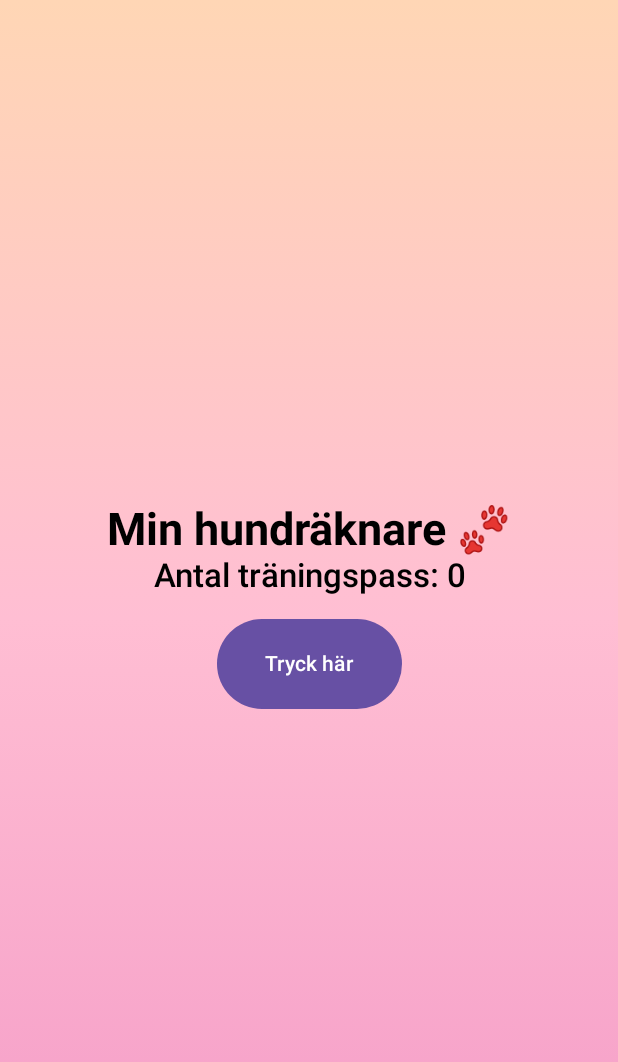
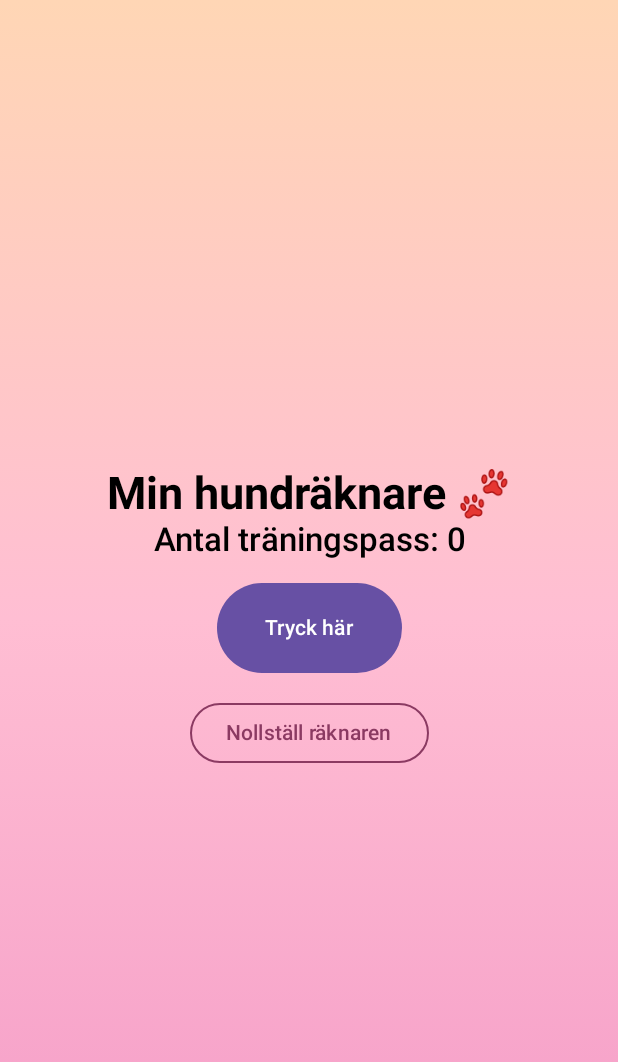
Before and after one commit to JenniferMellbin/Hundraknaren, an Android app built with Jetpack Compose: the screen it shows after launch (MainActivity), on a phone screen of 412 x 824 dp. Shown: the top 1062 px of the screen. Run offline under Robolectric (Android 15) with nearby library versions, the phone set to English and light mode, and no system bars.

Commit message:
Lagt till en nollställ knapp

```diff
--- a/app/src/main/java/com/example/hundraknaren/MainActivity.kt
+++ b/app/src/main/java/com/example/hundraknaren/MainActivity.kt
@@ -27,6 +27,11 @@ import androidx.compose.ui.text.style.TextAlign
 import androidx.compose.ui.graphics.Brush
 import androidx.compose.ui.graphics.Color
 import androidx.compose.foundation.background
+import androidx.compose.material3.OutlinedTextFieldDefaults.contentPadding
+import androidx.compose.material3.OutlinedButton
+import androidx.compose.material3.ButtonDefaults
+
+
 class MainActivity : ComponentActivity() {
 
     override fun onCreate(savedInstanceState: Bundle?) {
@@ -79,15 +84,29 @@ fun Hundraknare() {
             onClick = {
                 antal = antal + 1
                 Log.d("Hundraknaren", "Antal träningspass: $antal")
-
             },
             modifier = Modifier.padding(16.dp),
-            contentPadding = androidx.compose.foundation.layout.PaddingValues(
+            contentPadding = PaddingValues(
                 horizontal = 32.dp,
                 vertical = 20.dp
             )
         ) {
             Text("Tryck här")
         }
+        OutlinedButton(
+            onClick = {
+                antal = 0
+            },
+            colors = ButtonDefaults.outlinedButtonColors(
+                containerColor = Color.Transparent,
+                contentColor = Color(0xFF8B3A62)
+            ),
+            border = androidx.compose.foundation.BorderStroke(
+                1.dp,
+                Color(0xFF8B3A62)
+            )
+        ) {
+            Text("Nollställ räknaren")
+        }
     }
 }
```
